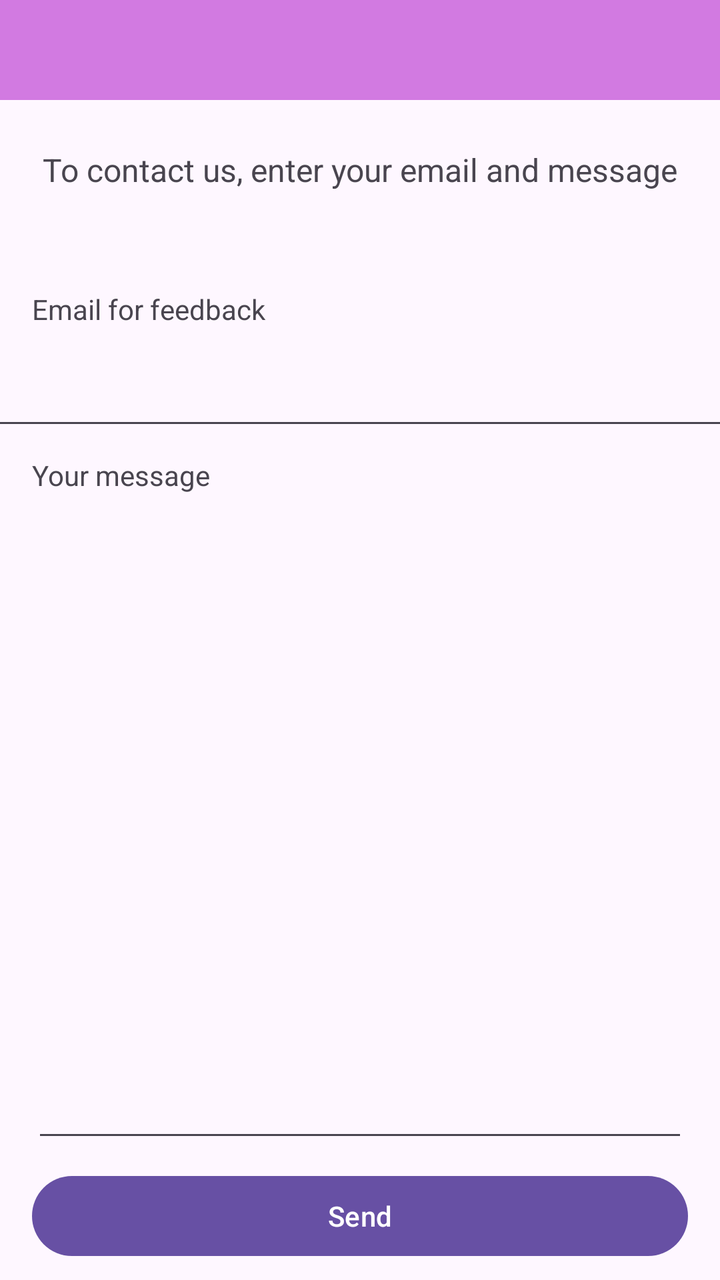
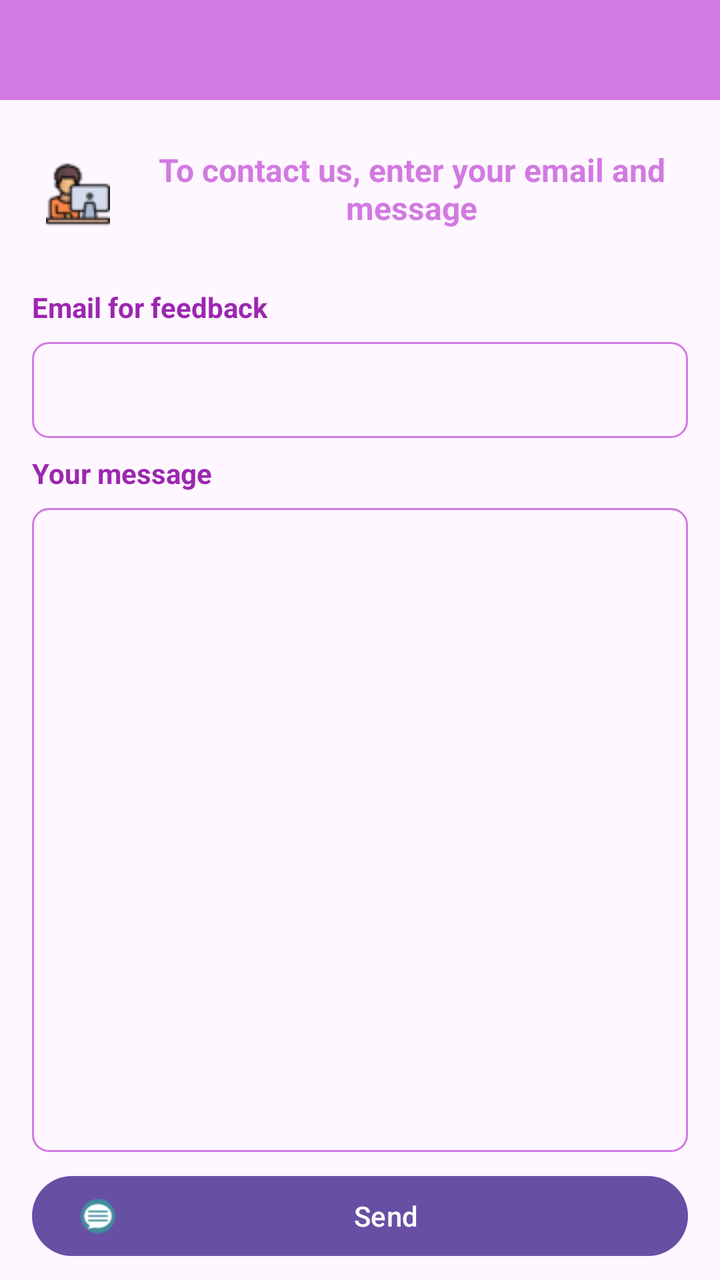

An Android layout rendered at two revisions. The XML below is the earlier revision; the diff shows what the commit changed to produce the second picture.
<!-- AndroidManifest.xml: application theme Theme.AppFond -->
<!-- res/layout/activity_feed_back.xml -->
<?xml version="1.0" encoding="utf-8"?>
<androidx.constraintlayout.widget.ConstraintLayout xmlns:android="http://schemas.android.com/apk/res/android"
    xmlns:app="http://schemas.android.com/apk/res-auto"
    xmlns:tools="http://schemas.android.com/tools"
    android:id="@+id/main"
    android:layout_width="match_parent"
    android:layout_height="match_parent"
    tools:context=".FeedBackActivity">

    <androidx.appcompat.widget.Toolbar
        android:id="@+id/feedBackToolbar"
        android:layout_width="0dp"
        android:layout_height="50dp"
        android:background="@color/fiol_bleed"
        app:layout_constraintEnd_toEndOf="parent"
        app:layout_constraintStart_toStartOf="parent"
        app:layout_constraintTop_toTopOf="parent">

    </androidx.appcompat.widget.Toolbar>

    <ProgressBar
        android:id="@+id/progressBarFeedBack"
        style="?android:attr/progressBarStyleHorizontal"
        android:layout_width="0dp"
        android:layout_height="wrap_content"
        android:indeterminate="true"
        android:indeterminateTint="@color/fiol"
        android:visibility="invisible"
        app:layout_constraintEnd_toEndOf="parent"
        app:layout_constraintHorizontal_bias="0.0"
        app:layout_constraintStart_toStartOf="parent"
        app:layout_constraintTop_toBottomOf="@+id/feedBackToolbar" />

    <TextView
        android:id="@+id/textView29"
        android:layout_width="360dp"
        android:layout_height="47dp"
        android:layout_marginStart="16dp"
        android:layout_marginTop="8dp"
        android:layout_marginEnd="16dp"
        android:text="@string/textContactUs"
        android:textAlignment="center"
        android:textSize="16sp"
        app:layout_constraintEnd_toEndOf="parent"
        app:layout_constraintStart_toStartOf="parent"
        app:layout_constraintTop_toBottomOf="@+id/progressBarFeedBack" />

    <TextView
        android:id="@+id/labelEmailFeedBack"
        android:layout_width="0dp"
        android:layout_height="wrap_content"
        android:layout_marginStart="16dp"
        android:layout_marginTop="24dp"
        android:layout_marginEnd="16dp"
        android:text="@string/textEmailFeedBack"
        app:layout_constraintEnd_toEndOf="parent"
        app:layout_constraintStart_toStartOf="parent"
        app:layout_constraintTop_toBottomOf="@+id/textView29" />

    <EditText
        android:id="@+id/fieldEmailFeedBack"
        android:layout_width="378dp"
        android:layout_height="48dp"
        android:layout_marginStart="16dp"
        android:layout_marginTop="8dp"
        android:layout_marginEnd="16dp"
        android:ems="10"
        android:inputType="text"
        app:layout_constraintEnd_toEndOf="parent"
        app:layout_constraintStart_toStartOf="parent"
        app:layout_constraintTop_toBottomOf="@+id/labelEmailFeedBack" />

    <TextView
        android:id="@+id/labelFeedBack"
        android:layout_width="0dp"
        android:layout_height="wrap_content"
        android:layout_marginStart="16dp"
        android:layout_marginTop="8dp"
        android:layout_marginEnd="16dp"
        android:text="@string/textDescrFeedBack"
        app:layout_constraintEnd_toEndOf="parent"
        app:layout_constraintStart_toStartOf="parent"
        app:layout_constraintTop_toBottomOf="@+id/fieldEmailFeedBack" />

    <EditText
        android:id="@+id/fieldDescrFeedBack"
        android:layout_width="0dp"
        android:layout_height="0dp"
        android:layout_marginStart="16dp"
        android:layout_marginTop="8dp"
        android:layout_marginEnd="16dp"
        android:layout_marginBottom="8dp"
        android:ems="10"
        android:gravity="start|top"
        android:inputType="textMultiLine"
        app:layout_constraintBottom_toTopOf="@+id/buttonSendFB"
        app:layout_constraintEnd_toEndOf="parent"
        app:layout_constraintStart_toStartOf="parent"
        app:layout_constraintTop_toBottomOf="@+id/labelFeedBack" />

    <Button
        android:id="@+id/buttonSendFB"
        android:layout_width="0dp"
        android:layout_height="wrap_content"
        android:layout_marginStart="16dp"
        android:layout_marginEnd="16dp"
        android:layout_marginBottom="8dp"
        android:text="@string/textSend"
        app:layout_constraintBottom_toBottomOf="parent"
        app:layout_constraintEnd_toEndOf="parent"
        app:layout_constraintStart_toStartOf="parent" />

</androidx.constraintlayout.widget.ConstraintLayout>
<!-- resources referenced by this layout -->
<resources>
  <color name="fiol">#9C27B0</color>
  <color name="fiol_bleed">#D27AE1</color>
  <string name="textContactUs">To contact us, enter your email and message</string>
  <string name="textDescrFeedBack">Your message</string>
  <string name="textEmailFeedBack">Еmail for feedback</string>
  <string name="textSend">Send</string>
  <style name="Theme.AppFond" parent="Theme.MaterialComponents.DayNight.NoActionBar">
          
          <item name="colorPrimary">@color/fiol</item>
          <item name="colorPrimaryVariant">@color/fiol</item>
          <item name="colorOnPrimary">@color/white</item>
          
          <item name="colorSecondary">@color/purple_400</item>
          <item name="colorSecondaryVariant">@color/purple_800</item>
          <item name="colorOnSecondary">@color/black</item>
          
          <item name="android:statusBarColor">?attr/colorPrimaryVariant</item>
          
      </style>
  <color name="white">#FFFFFFFF</color>
  <color name="black">#FF000000</color>
</resources>

<!-- the commit's change to res/layout/activity_feed_back.xml (unified diff, before → after) -->
@@ -18,6 +18,19 @@
 
     </androidx.appcompat.widget.Toolbar>
 
+    <ImageView
+        android:id="@+id/imageView12"
+        android:layout_width="46dp"
+        android:layout_height="46dp"
+        android:layout_marginStart="16dp"
+        android:layout_marginTop="8dp"
+        android:contentDescription="TODO"
+        android:scaleType="center"
+        app:layout_constraintStart_toStartOf="parent"
+        app:layout_constraintTop_toBottomOf="@+id/progressBarFeedBack"
+        android:src="@drawable/student_work_office32"
+        tools:ignore="ExtraText" />
+
     <ProgressBar
         android:id="@+id/progressBarFeedBack"
         style="?android:attr/progressBarStyleHorizontal"
@@ -33,16 +46,18 @@
 
     <TextView
         android:id="@+id/textView29"
-        android:layout_width="360dp"
-        android:layout_height="47dp"
-        android:layout_marginStart="16dp"
+        android:layout_width="316dp"
+        android:layout_height="46dp"
+        android:layout_marginStart="5dp"
         android:layout_marginTop="8dp"
         android:layout_marginEnd="16dp"
         android:text="@string/textContactUs"
         android:textAlignment="center"
+        android:textColor="@color/fiol_bleed"
         android:textSize="16sp"
+        android:textStyle="bold"
         app:layout_constraintEnd_toEndOf="parent"
-        app:layout_constraintStart_toStartOf="parent"
+        app:layout_constraintStart_toEndOf="@+id/imageView12"
         app:layout_constraintTop_toBottomOf="@+id/progressBarFeedBack" />
 
     <TextView
@@ -53,17 +68,20 @@
         android:layout_marginTop="24dp"
         android:layout_marginEnd="16dp"
         android:text="@string/textEmailFeedBack"
+        android:textColor="@color/fiol"
+        android:textStyle="bold"
         app:layout_constraintEnd_toEndOf="parent"
         app:layout_constraintStart_toStartOf="parent"
-        app:layout_constraintTop_toBottomOf="@+id/textView29" />
+        app:layout_constraintTop_toBottomOf="@+id/imageView12" />
 
     <EditText
         android:id="@+id/fieldEmailFeedBack"
-        android:layout_width="378dp"
+        android:layout_width="0dp"
         android:layout_height="48dp"
         android:layout_marginStart="16dp"
         android:layout_marginTop="8dp"
         android:layout_marginEnd="16dp"
+        android:background="@drawable/edittext_border"
         android:ems="10"
         android:inputType="text"
         app:layout_constraintEnd_toEndOf="parent"
@@ -78,6 +96,8 @@
         android:layout_marginTop="8dp"
         android:layout_marginEnd="16dp"
         android:text="@string/textDescrFeedBack"
+        android:textColor="@color/fiol"
+        android:textStyle="bold"
         app:layout_constraintEnd_toEndOf="parent"
         app:layout_constraintStart_toStartOf="parent"
         app:layout_constraintTop_toBottomOf="@+id/fieldEmailFeedBack" />
@@ -93,6 +113,7 @@
         android:ems="10"
         android:gravity="start|top"
         android:inputType="textMultiLine"
+        android:background="@drawable/edittext_border"
         app:layout_constraintBottom_toTopOf="@+id/buttonSendFB"
         app:layout_constraintEnd_toEndOf="parent"
         app:layout_constraintStart_toStartOf="parent"
@@ -106,6 +127,8 @@
         android:layout_marginEnd="16dp"
         android:layout_marginBottom="8dp"
         android:text="@string/textSend"
+        app:icon="@drawable/message_32"
+        app:iconTintMode="multiply"
         app:layout_constraintBottom_toBottomOf="parent"
         app:layout_constraintEnd_toEndOf="parent"
         app:layout_constraintStart_toStartOf="parent" />
<!-- resource entries referenced after the edit -->
@@ -2,6 +2,23 @@
 <resources>
   <color name="fiol">#9C27B0</color>
   <color name="fiol_bleed">#D27AE1</color>
+  <!-- drawable edittext_border (drawable) -->
+  <?xml version="1.0" encoding="utf-8"?>
+  <shape xmlns:android="http://schemas.android.com/apk/res/android"
+      android:shape="rectangle">
+  
+      
+  
+      
+      <stroke
+          android:width="1dp"
+          android:color="@color/fiol_bleed" />
+  
+      
+      <corners android:radius="8dp" />
+  </shape>
+  <!-- drawable message_32: png bitmap (drawable, 1240 bytes) -->
+  <!-- drawable student_work_office32: png bitmap (drawable, 1779 bytes) -->
   <string name="textContactUs">To contact us, enter your email and message</string>
   <string name="textDescrFeedBack">Your message</string>
   <string name="textEmailFeedBack">Еmail for feedback</string>
